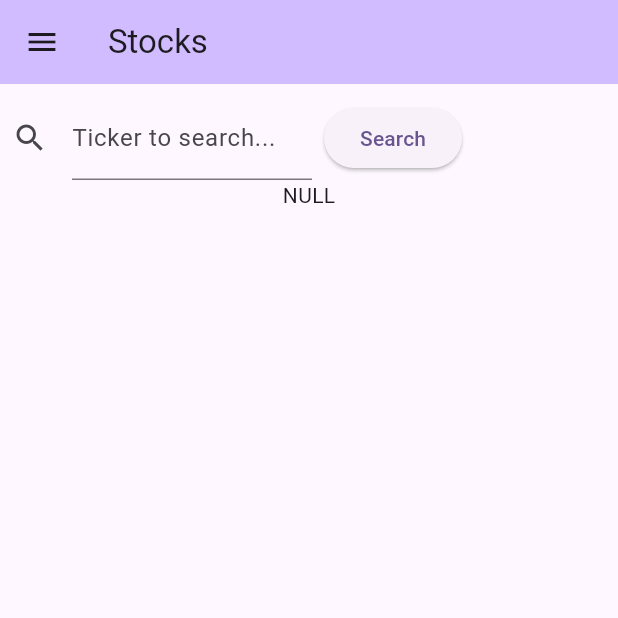
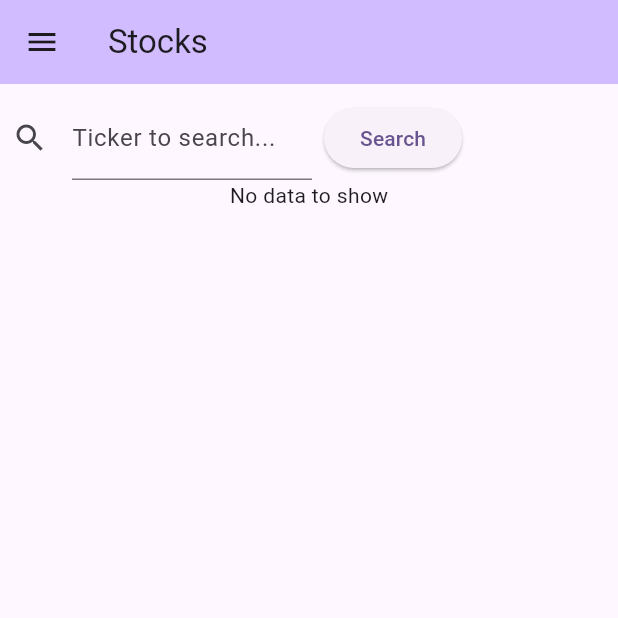
Before and after one commit to FilipeVeber/stock_manager_app, a Flutter app: the screen it shows after launch, swiped to page 2, on a phone screen of 412 x 824 dp, the top half of it. Run offline on Flutter 3.47's test engine with Material 3 defaults, Android fonts, the phone set to English and light mode, and no system bars; network calls fail.

Commit message:
feat: Clean up

```diff
--- a/lib/pages/stock_page.dart
+++ b/lib/pages/stock_page.dart
@@ -49,11 +49,7 @@ class _StockPageState extends State<StockPage> {
               )
             ],
           ),
-          searchedStock != null
-              ? buildForm()
-              : Container(
-                  child: const Text("NULL"),
-                )
+          searchedStock != null ? buildForm() : const Text("No data to show")
         ],
       ),
     );
--- a/lib/pages/wallet_page.dart
+++ b/lib/pages/wallet_page.dart
@@ -29,7 +29,7 @@ class _WalletPageState extends State<WalletPage> {
                 ? buildDataLayout(snapshot.data!)
                 : const Center(child: Text("No data was found"));
           default:
-            return const Center(child: Text("Error. Default clause"));
+            return const Center(child: Text("Error. Default clause reached. Try again!"));
         }
       },
     );
@@ -151,51 +151,6 @@ class _WalletPageState extends State<WalletPage> {
               );
             },
           ),
-          // child: GridView.builder(
-          //   gridDelegate: const SliverGridDelegateWithFixedCrossAxisCount(
-          //       crossAxisCount: 10),
-          //   itemCount: wallet.stocks.length,
-          //   itemBuilder: (_, int index) {
-          //     var stock = wallet.stocks[index];
-          //     return Card(
-          //       shape: Border.all(
-          //         color: Colors.deepPurple,
-          //         width: 2,
-          //       ),
-          //       child: Padding(
-          //         padding: const EdgeInsets.all(8.0),
-          //         child: Column(
-          //           children: [
-          //             Text(stock.symbol),
-          //             Text("Quantity: ${stock.quantity}"),
-          //             TextFormField(
-          //               style: const TextStyle(fontSize: 5),
-          //               controller: textEditingControllerQuantity,
-          //               decoration: const InputDecoration(
-          //                 labelText: "Quantity",
-          //               ),
-          //               keyboardType: const TextInputType.numberWithOptions(),
-          //               inputFormatters: [
-          //                 FilteringTextInputFormatter.allow(RegExp(r'^-?\d+')),
-          //               ],
-          //             ),
-          //             Row(
-          //               children: [
-          //                 SizedBox(
-          //                     width: 10,
-          //                     child: ElevatedButton(
-          //                         onPressed: () {},
-          //                         child: const Icon(Icons.add))),
-          //                 ElevatedButton(
-          //                     onPressed: () {}, child: const Text("Sell")),
-          //               ],
-          //             ),
-          //           ],
-          //         ),
-          //       ),
-          //     );
-          //   },
-          // ),
         )
       ],
     );
```
